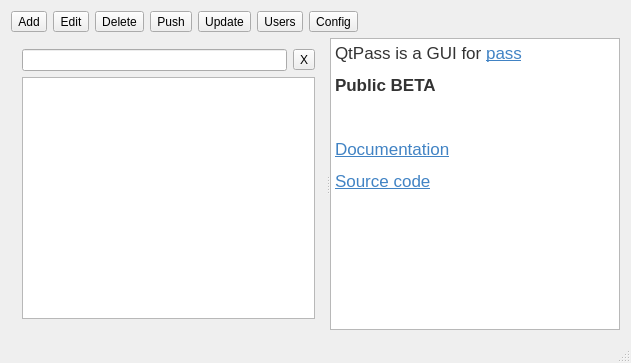
The window that mainwindow.ui (IJHack/QtPass) describes before a commit, drawn with Qt 5.
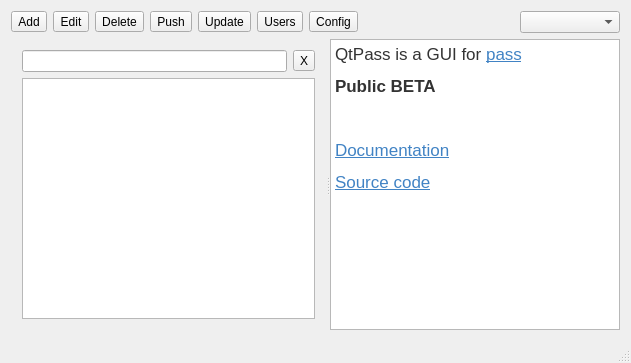
The same window after the commit.

Patch:
```diff
--- a/mainwindow.ui
+++ b/mainwindow.ui
@@ -98,6 +98,22 @@
          </property>
         </spacer>
        </item>
+       <item>
+        <widget class="QComboBox" name="profileBox">
+         <property name="sizePolicy">
+          <sizepolicy hsizetype="Minimum" vsizetype="Fixed">
+           <horstretch>0</horstretch>
+           <verstretch>0</verstretch>
+          </sizepolicy>
+         </property>
+         <property name="minimumSize">
+          <size>
+           <width>100</width>
+           <height>10</height>
+          </size>
+         </property>
+        </widget>
+       </item>
       </layout>
      </widget>
     </item>
```
